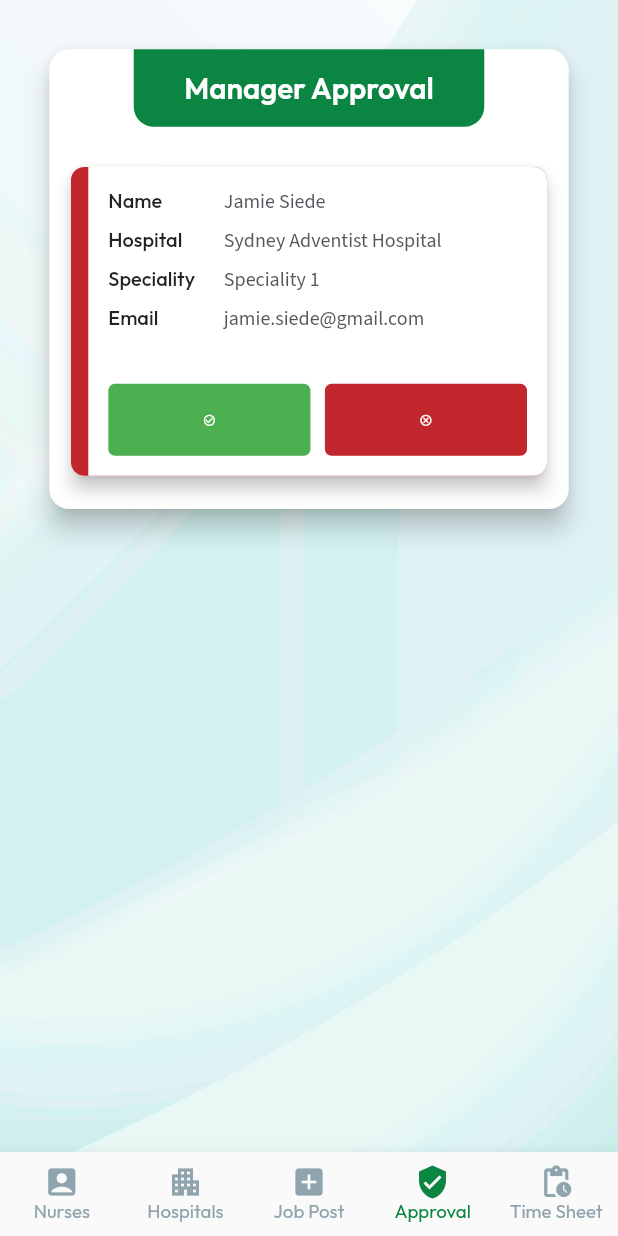
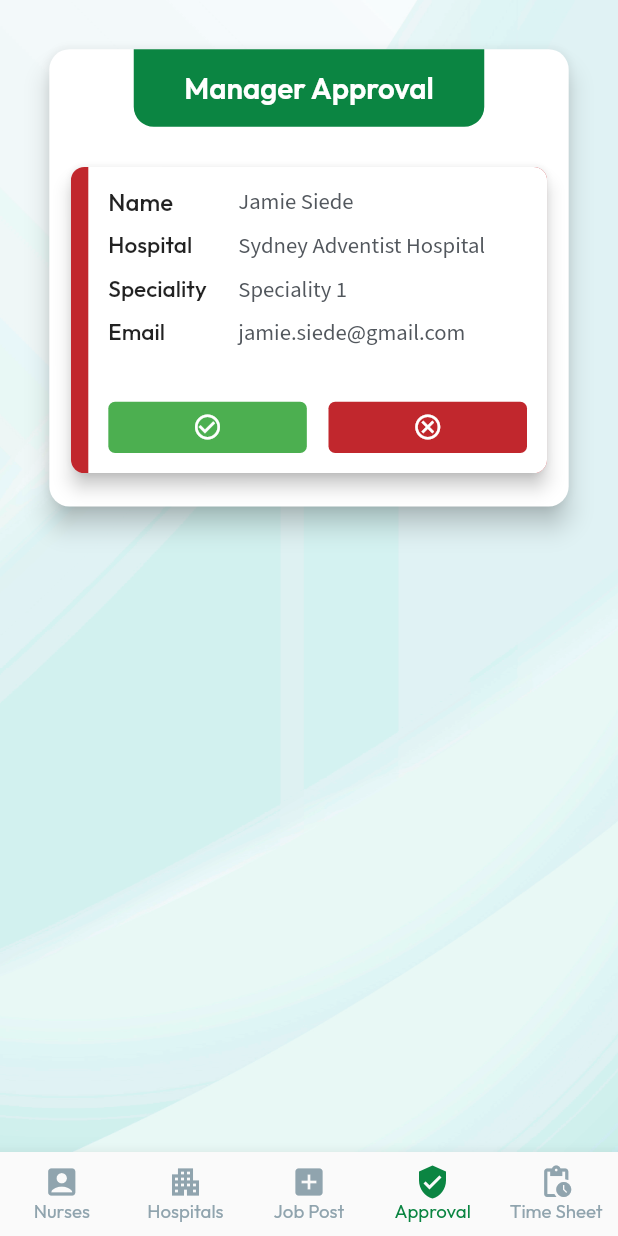
Before and after one commit to Sanjuwa/TOP-Admin, a Flutter app: the screen it shows after launch, swiped to page 4, on a phone screen of 412 x 824 dp. Run offline on Flutter 3.47's test engine with Material 2 defaults, Android fonts, the phone set to English and light mode, and no system bars; our stand-ins replace cloud_firestore, firebase_auth, firebase_core, flutter_screenutil, fluttertoast, google_fonts and 1 more; accounts and stored records are empty; generated files the repository leaves out were written again.

Commit message:
Add Responsiveness to Approval Screen

```diff
--- a/lib/widgets/approval_tile.dart
+++ b/lib/widgets/approval_tile.dart
@@ -1,6 +1,7 @@
 import 'package:flutter/material.dart';
 import 'package:flutter_screenutil/flutter_screenutil.dart';
 import 'package:google_fonts/google_fonts.dart';
+import 'package:top_admin/widgets/custom_icon_btn.dart';
 
 import '../constants.dart';
 import 'button.dart';
@@ -48,21 +49,24 @@ class ApprovalTile extends StatelessWidget {
               children: [
                 //Name
                 Row(
+                  crossAxisAlignment: CrossAxisAlignment.start,
                   children: [
                     SizedBox(
-                      width: 80.w,
+                      width:90.w,
                       child: Text(
                         'Name',
                         style: TextStyle(
-                          fontSize: getDeviceType() == Device.Tablet?21.sp:15.sp,
+                          fontSize: getDeviceType() == Device.Tablet?21.sp:18.sp,
                           fontWeight: FontWeight.w500,
                         ),
                       ),
                     ),
-                    Text(
+                    Expanded(
+                      child:Text(
                         name,
                         style: GoogleFonts.sourceSansPro(
-                          fontSize: getDeviceType() == Device.Tablet?21.sp:15.sp, fontWeight: FontWeight.w400, color: kGreyText),
+                            fontSize: getDeviceType() == Device.Tablet?21.sp:17.sp, fontWeight: FontWeight.w400, color: kGreyText),
+                      ),
                     ),
                   ],
                 ),
@@ -70,21 +74,24 @@ class ApprovalTile extends StatelessWidget {
 
                 //Hospital
                 Row(
+                  crossAxisAlignment: CrossAxisAlignment.start,
                   children: [
                     SizedBox(
-                      width: 80.w,
+                      width:90.w,
                       child: Text(
                         'Hospital',
                         style: TextStyle(
-                          fontSize: getDeviceType() == Device.Tablet?21.sp:15.sp,
+                          fontSize: getDeviceType() == Device.Tablet?21.sp:17.sp,
                           fontWeight: FontWeight.w500,
                         ),
                       ),
                     ),
-                    Text(
+                    Expanded(
+                      child: Text(
                         hospital,
                         style: GoogleFonts.sourceSansPro(
-                          fontSize: getDeviceType() == Device.Tablet?21.sp:15.sp, fontWeight: FontWeight.w400, color: kGreyText),
+                            fontSize: getDeviceType() == Device.Tablet?21.sp:17.sp, fontWeight: FontWeight.w400, color: kGreyText),
+                      ),
                     ),
                   ],
                 ),
@@ -92,21 +99,24 @@ class ApprovalTile extends StatelessWidget {
 
                 //Speciality
                 Row(
+                  crossAxisAlignment: CrossAxisAlignment.start,
                   children: [
                     SizedBox(
-                      width: 80.w,
+                      width:90.w,
                       child: Text(
                         'Speciality',
                         style: TextStyle(
-                          fontSize: getDeviceType() == Device.Tablet?21.sp:15.sp,
+                          fontSize: getDeviceType() == Device.Tablet?21.sp:17.sp,
                           fontWeight: FontWeight.w500,
                         ),
                       ),
                     ),
-                    Text(
+                    Expanded(
+                      child:Text(
                         speciality,
                         style: GoogleFonts.sourceSansPro(
-                          fontSize: getDeviceType() == Device.Tablet?21.sp:15.sp, fontWeight: FontWeight.w400, color: kGreyText),
+                            fontSize: getDeviceType() == Device.Tablet?21.sp:17.sp, fontWeight: FontWeight.w400, color: kGreyText),
+                      ),
                     ),
                   ],
                 ),
@@ -114,21 +124,24 @@ class ApprovalTile extends StatelessWidget {
 
                 //Email
                 Row(
+                  crossAxisAlignment: CrossAxisAlignment.start,
                   children: [
                     SizedBox(
-                      width: 80.w,
+                      width:90.w,
                       child: Text(
                         'Email',
                         style: TextStyle(
-                          fontSize: getDeviceType() == Device.Tablet?21.sp:15.sp,
+                          fontSize: getDeviceType() == Device.Tablet?21.sp:17.sp,
                           fontWeight: FontWeight.w500,
                         ),
                       ),
                     ),
-                    Text(
+                    Expanded(
+                      child:Text(
                         email,
                         style: GoogleFonts.sourceSansPro(
-                          fontSize: getDeviceType() == Device.Tablet?21.sp:15.sp, fontWeight: FontWeight.w400, color: kGreyText),
+                            fontSize: getDeviceType() == Device.Tablet?21.sp:17.sp, fontWeight: FontWeight.w400, color: kGreyText),
+                      ),
                     ),
                   ],
                 ),
@@ -140,35 +153,13 @@ class ApprovalTile extends StatelessWidget {
                   Row(
                     children: [
                       Expanded(
-                        child: Container(
-                          decoration: BoxDecoration(
-                            borderRadius: BorderRadius.circular(5.r),
-                            color: Color(0xff4CAF50),
-                          ),
-                          child: IconButton(
-                              color: Colors.white,
-                              iconSize: getDeviceType() == Device.Tablet?30.sp:10.sp,
-                              onPressed: (){},
-                              icon: Icon(Icons.check_circle_outline),
-                          ),
-                        )
+                        child: CustomIconBtn(icon: Icons.check_circle_outline, color: Color(0xff4CAF50)),
                       ),
                       SizedBox(
-                        width: getDeviceType() == Device.Tablet?20.w:10.w,
+                        width: getDeviceType() == Device.Tablet?20.w:15.w,
                       ),
                       Expanded(
-                          child: Container(
-                            decoration: BoxDecoration(
-                              borderRadius: BorderRadius.circular(5.r),
-                              color: kRed,
-                            ),
-                            child: IconButton(
-                                color: Colors.white,
-                                iconSize: getDeviceType() == Device.Tablet?30.sp:10.sp,
-                                onPressed: (){},
-                                icon: Icon(Icons.cancel_outlined),
-                            ),
-                          )
+                          child: CustomIconBtn(icon: Icons.cancel_outlined, color: kRed,),
                       )
                     ],
                   ),
--- /dev/null
+++ b/lib/widgets/custom_icon_btn.dart
@@ -0,0 +1,29 @@
+import 'package:flutter/material.dart';
+import 'package:flutter_screenutil/flutter_screenutil.dart';
+
+import '../constants.dart';
+
+class CustomIconBtn extends StatelessWidget {
+
+  final IconData icon;
+  final Color color;
+
+  const CustomIconBtn({super.key, required this.icon, required this.color});
+
+  @override
+  Widget build(BuildContext context) {
+    return GestureDetector(
+      onTap: (){},
+      child: Container(
+          decoration: BoxDecoration(
+            borderRadius: BorderRadius.circular(5.r),
+            color: color,
+          ),
+          child: Padding(
+            padding: EdgeInsets.symmetric(vertical: getDeviceType() == Device.Tablet?10.h:8.h),
+            child: Icon(icon, color: Colors.white, size: getDeviceType() == Device.Tablet?40:20,),
+          )
+      ),
+    );
+  }
+}
```
Lines whose indentation alone changed are shown as unchanged.
